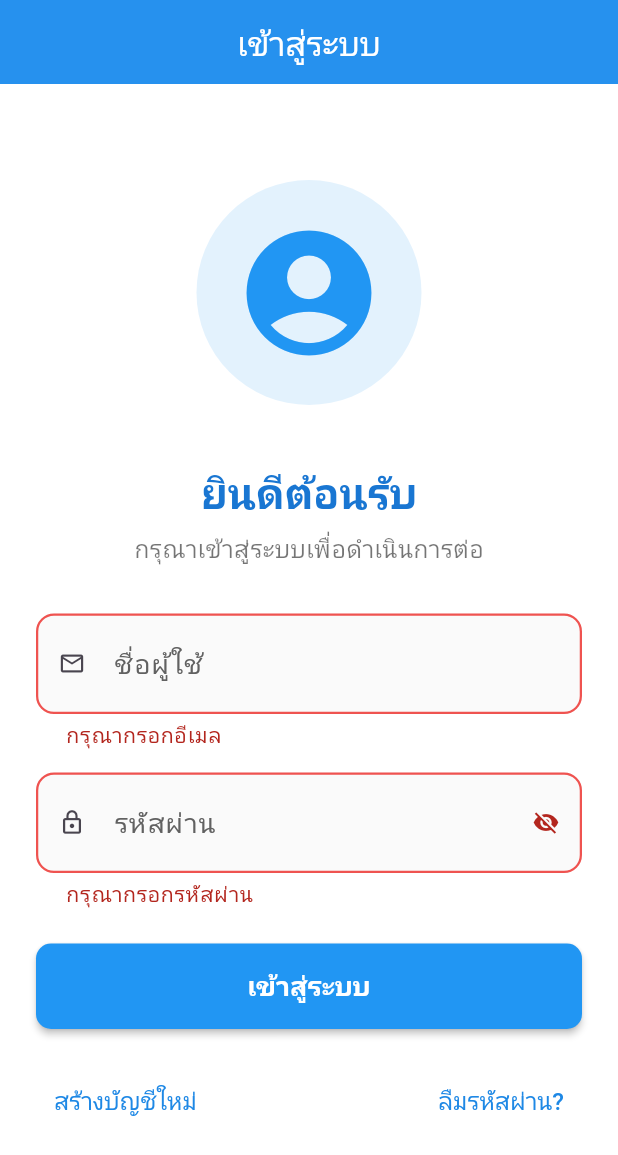
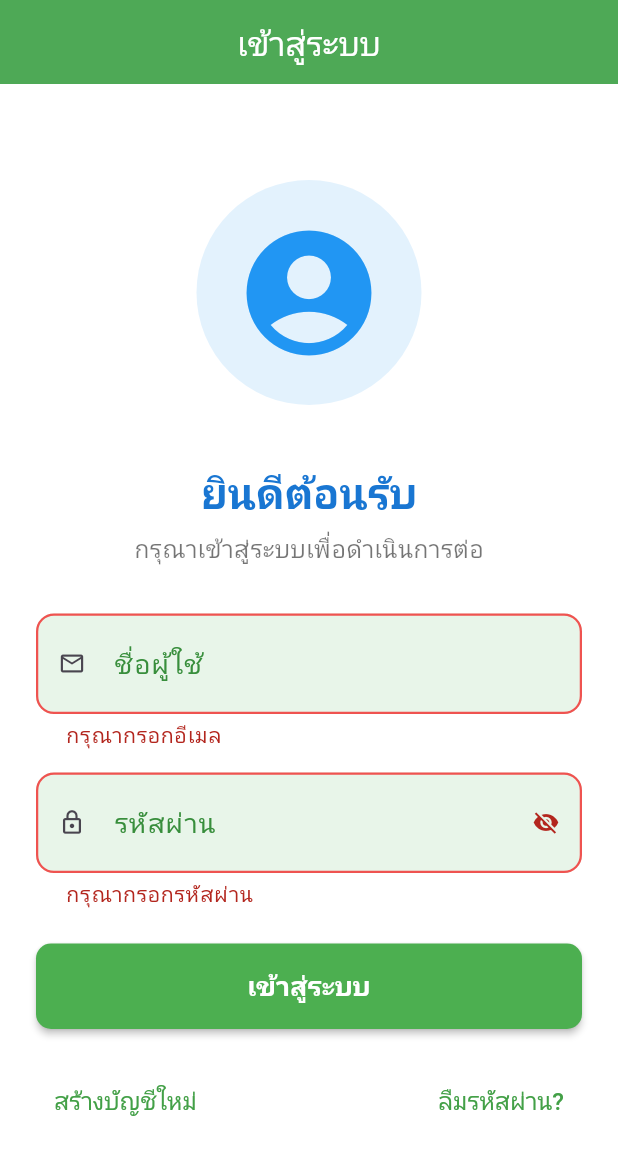
Before and after one commit to Non2412/Transaction_API, a Flutter app: the screen it shows after launch, after a tap on "เข้าสู่ระบบ", on a phone screen of 412 x 824 dp. Shown: the top 1155 px of the screen. Run offline on Flutter 3.47's test engine with Material 3 defaults, Android fonts, the phone set to English and light mode, and no system bars; our stand-ins replace get, hive; accounts and stored records are empty.

Commit message:
Change the theme to green

```diff
--- a/lib/main.dart
+++ b/lib/main.dart
@@ -58,12 +58,12 @@ class MainApp extends StatelessWidget {
       ),
 
       theme: ThemeData(
-        scaffoldBackgroundColor: const Color.fromARGB(255, 255, 255, 255),
-        primarySwatch: Colors.blue,
-        primaryColor: Colors.blue[700],
+        scaffoldBackgroundColor: const Color(0xFFFFFFFF), // ขาว
+        primarySwatch: Colors.green,
+        primaryColor: Colors.green[700],
 
         appBarTheme: const AppBarTheme(
-          backgroundColor: Colors.blue,
+          backgroundColor: Colors.green, // เขียว
           foregroundColor: Colors.white,
           elevation: 2,
           centerTitle: true,
@@ -77,7 +77,7 @@ class MainApp extends StatelessWidget {
 
         elevatedButtonTheme: ElevatedButtonThemeData(
           style: ElevatedButton.styleFrom(
-            backgroundColor: Colors.blue,
+            backgroundColor: Colors.green, // เขียว
             foregroundColor: Colors.white,
             shape: RoundedRectangleBorder(
               borderRadius: BorderRadius.circular(10.0),
@@ -94,7 +94,7 @@ class MainApp extends StatelessWidget {
 
         textButtonTheme: TextButtonThemeData(
           style: TextButton.styleFrom(
-            foregroundColor: Colors.blue[600],
+            foregroundColor: Colors.green[600], // เขียว
             textStyle: const TextStyle(
               fontSize: 16,
               fontWeight: FontWeight.w500,
@@ -105,11 +105,11 @@ class MainApp extends StatelessWidget {
         inputDecorationTheme: InputDecorationTheme(
           border: OutlineInputBorder(
             borderRadius: BorderRadius.circular(12),
-            borderSide: BorderSide(color: Colors.grey[400]!, width: 1.5),
+            borderSide: BorderSide(color: Colors.green[200]!, width: 1.5), // เขียวอ่อน
           ),
           focusedBorder: OutlineInputBorder(
             borderRadius: BorderRadius.circular(12),
-            borderSide: BorderSide(color: Colors.blue[600]!, width: 2.0),
+            borderSide: BorderSide(color: Colors.green[600]!, width: 2.0), // เขียว
           ),
           errorBorder: OutlineInputBorder(
             borderRadius: BorderRadius.circular(12),
@@ -119,19 +119,19 @@ class MainApp extends StatelessWidget {
             borderRadius: BorderRadius.circular(12),
             borderSide: BorderSide(color: Colors.red[600]!, width: 2.0),
           ),
-          fillColor: Colors.grey[50],
+          fillColor: Colors.green[50], // เขียวจาง
           filled: true,
           contentPadding: const EdgeInsets.symmetric(
             horizontal: 16,
             vertical: 20,
           ),
           labelStyle: TextStyle(
-            color: Colors.grey[700],
+            color: Colors.green[700], // เขียว
             fontSize: 18,
             fontWeight: FontWeight.w400,
           ),
           floatingLabelStyle: TextStyle(
-            color: Colors.blue[600],
+            color: Colors.green[600], // เขียว
             fontSize: 22,
             fontWeight: FontWeight.w500,
           ),
--- a/lib/screens/home.dart
+++ b/lib/screens/home.dart
@@ -17,7 +17,65 @@ class _HomeScreenState extends State<HomeScreen> {
   Widget build(BuildContext context) {
     return Scaffold(
       appBar: AppBar(title: const Text('Home Page')),
-      drawer: AppDrawer(),
+      drawer: Drawer(
+        backgroundColor: Colors.white, // เปลี่ยนพื้นหลัง Drawer เป็นขาว
+        child: ListView(
+          padding: EdgeInsets.zero,
+          children: [
+            UserAccountsDrawerHeader(
+              decoration: const BoxDecoration(
+                color: Colors.green, // เปลี่ยน header เป็นเขียว
+              ),
+              accountName: Text(
+                'sup asdf',
+                style: const TextStyle(
+                  color: Colors.white,
+                  fontWeight: FontWeight.bold,
+                ),
+              ),
+              accountEmail: Text(
+                'supp@gmail.com',
+                style: const TextStyle(
+                  color: Colors.white70,
+                ),
+              ),
+              currentAccountPicture: const CircleAvatar(
+                backgroundColor: Colors.white,
+                child: Icon(Icons.person, color: Colors.green, size: 40),
+              ),
+              otherAccountsPictures: const [
+                Icon(Icons.star, color: Colors.yellow, size: 28),
+                Icon(Icons.favorite, color: Colors.pink, size: 28),
+              ],
+            ),
+            ListTile(
+              leading: const Icon(Icons.home, color: Colors.green),
+              title: const Text('Home'),
+              onTap: () {},
+            ),
+            ListTile(
+              leading: const Icon(Icons.person, color: Colors.green),
+              title: const Text('About'),
+              onTap: () {},
+            ),
+            ListTile(
+              leading: const Icon(Icons.tag, color: Colors.green),
+              title: const Text('Products'),
+              onTap: () {},
+            ),
+            ListTile(
+              leading: const Icon(Icons.contact_mail, color: Colors.green),
+              title: const Text('Contact'),
+              onTap: () {},
+            ),
+            ListTile(
+              leading: const Icon(Icons.logout, color: Colors.green),
+              title: const Text('Logout'),
+              onTap: () {},
+            ),
+          ],
+        ),
+      ),
       body: Obx(() {
         final user = authController.currentUser;
 
--- a/lib/screens/splash_screen.dart
+++ b/lib/screens/splash_screen.dart
@@ -116,174 +116,122 @@ class _SplashScreenState extends State<SplashScreen>
   @override
   Widget build(BuildContext context) {
     return Scaffold(
-      backgroundColor: Colors.blue[700],
-      body: Container(
-        decoration: BoxDecoration(
+      backgroundColor: Colors.green[700], // เขียวเข้ม
+      body: Stack(
+        children: [
+          // Gradient background
+          Container(
+            decoration: const BoxDecoration(
               gradient: LinearGradient(
-            begin: Alignment.topCenter,
-            end: Alignment.bottomCenter,
-            colors: [Colors.blue[700]!, Colors.blue[500]!, Colors.blue[300]!],
+                colors: [Color(0xFF43EA7A), Color(0xFF178A3D)],
+                begin: Alignment.topLeft,
+                end: Alignment.bottomRight,
               ),
             ),
-        child: SafeArea(
-          child: Column(
-            children: [
-              // Main Content
-              Expanded(
+          ),
+          Center(
             child: Column(
               mainAxisAlignment: MainAxisAlignment.center,
               children: [
-                    // Logo Animation
-                    AnimatedBuilder(
-                      animation: _logoController,
-                      builder: (context, child) {
-                        return Transform.scale(
-                          scale: _logoScaleAnimation.value,
-                          child: Opacity(
-                            opacity: _logoOpacityAnimation.value,
-                            child: Container(
-                              height: 120,
-                              width: 120,
-                              decoration: const BoxDecoration(
-                                color: Colors.white,
-                                shape: BoxShape.circle,
-                                boxShadow: [
-                                  BoxShadow(
-                                    color: Colors.black26,
-                                    blurRadius: 20,
-                                    offset: Offset(0, 10),
-                                  ),
-                                ],
-                              ),
-                              child: const Icon(
-                                Icons.security,
-                                size: 60,
-                                color: Colors.blue,
+                ScaleTransition(
+                  scale: _logoScaleAnimation,
+                  child: CircleAvatar(
+                    radius: 60,
+                    backgroundColor: Colors.white,
+                    child: Icon(Icons.shield, color: Colors.green[700], size: 60),
                   ),
                 ),
-                          ),
-                        );
-                      },
-                    ),
-
-                    const SizedBox(height: 40),
-
-                    // App Title Animation
-                    AnimatedBuilder(
-                      animation: _textController,
-                      builder: (context, child) {
-                        return SlideTransition(
+                const SizedBox(height: 32),
+                FadeTransition(
+                  opacity: _textOpacityAnimation,
+                  child: SlideTransition(
                     position: _textSlideAnimation,
-                          child: FadeTransition(
-                            opacity: _textOpacityAnimation,
                     child: Column(
                       children: [
                         Text(
                           'SSKRU ComSci',
                           style: TextStyle(
-                                    fontSize: 28,
+                            color: Colors.white,
+                            fontSize: 34,
                             fontWeight: FontWeight.bold,
-                                    color: Colors.white,
+                            letterSpacing: 1.5,
                             shadows: [
                               Shadow(
-                                        color: Colors.black.withValues(
-                                          alpha: 0.3,
-                                        ),
-                                        offset: const Offset(0, 2),
-                                        blurRadius: 4,
+                                blurRadius: 8,
+                                color: Colors.black26,
+                                offset: Offset(2, 2),
                               ),
                             ],
                           ),
                         ),
                         const SizedBox(height: 8),
-                                Text(
+                        Container(
+                          padding: const EdgeInsets.symmetric(
+                              horizontal: 16, vertical: 4),
+                          decoration: BoxDecoration(
+                            color: Colors.white.withOpacity(0.15),
+                            borderRadius: BorderRadius.circular(16),
+                          ),
+                          child: const Text(
                             'Secure • Simple • Smart',
                             style: TextStyle(
+                              color: Colors.white,
+                              fontSize: 18,
+                              fontWeight: FontWeight.w400,
+                              letterSpacing: 1.1,
+                            ),
+                          ),
+                        ),
+                        const SizedBox(height: 32),
+                        Row(
+                          mainAxisAlignment: MainAxisAlignment.center,
+                          children: [
+                            const SizedBox(
+                              width: 24,
+                              height: 24,
+                              child: CircularProgressIndicator(
+                                color: Colors.white,
+                                strokeWidth: 3,
+                              ),
+                            ),
+                            const SizedBox(width: 16),
+                            const Text(
+                              'กำลังเตรียมแอปพลิเคชัน...',
+                              style: TextStyle(
+                                color: Colors.white,
                                 fontSize: 16,
-                                    color: Colors.white.withValues(alpha: 0.9),
-                                    fontWeight: FontWeight.w300,
+                              ),
+                            ),
+                          ],
+                        ),
+                      ],
+                    ),
                   ),
                 ),
               ],
             ),
           ),
-                        );
-                      },
+          // Footer
+          Positioned(
+            left: 0,
+            right: 0,
+            bottom: 24,
+            child: Column(
+              children: const [
+                Text(
+                  'เวอร์ชัน 1.0.0',
+                  style: TextStyle(color: Colors.white70, fontSize: 14),
                 ),
-
-                    const SizedBox(height: 60),
-
-                    // Loading Indicator
-                    AnimatedBuilder(
-                      animation: _textController,
-                      builder: (context, child) {
-                        return FadeTransition(
-                          opacity: _textOpacityAnimation,
-                          child: Column(
-                            children: [
-                              SizedBox(
-                                width: 40,
-                                height: 40,
-                                child: CircularProgressIndicator(
-                                  strokeWidth: 3,
-                                  valueColor: AlwaysStoppedAnimation<Color>(
-                                    Colors.white.withValues(alpha: 0.8),
+                SizedBox(height: 4),
+                Text(
+                  '© 2024 Form Validate App',
+                  style: TextStyle(color: Colors.white38, fontSize: 12),
                 ),
-                                ),
-                              ),
-                              const SizedBox(height: 16),
-                              Text(
-                                'กำลังเตรียมแอปพลิเคชัน...',
-                                style: TextStyle(
-                                  fontSize: 14,
-                                  color: Colors.white.withValues(alpha: 0.8),
-                                  fontWeight: FontWeight.w400,
+              ],
             ),
           ),
         ],
       ),
     );
-                      },
-                    ),
-                  ],
-                ),
-              ),
-
-              // Footer
-              AnimatedBuilder(
-                animation: _textController,
-                builder: (context, child) {
-                  return FadeTransition(
-                    opacity: _textOpacityAnimation,
-                    child: Padding(
-                      padding: const EdgeInsets.only(bottom: 40),
-                      child: Column(
-                        children: [
-                          Text(
-                            'เวอร์ชัน 1.0.0',
-                            style: TextStyle(
-                              fontSize: 12,
-                              color: Colors.white.withValues(alpha: 0.7),
-                            ),
-                          ),
-                          const SizedBox(height: 8),
-                          Text(
-                            '© 2024 Form Validate App',
-                            style: TextStyle(
-                              fontSize: 10,
-                              color: Colors.white.withValues(alpha: 0.6),
-                            ),
-                          ),
-                        ],
-                      ),
-                    ),
-                  );
-                },
-              ),
-            ],
-          ),
-        ),
-      ),
-    );
   }
 }
```
Lines whose indentation alone changed are shown as unchanged.
